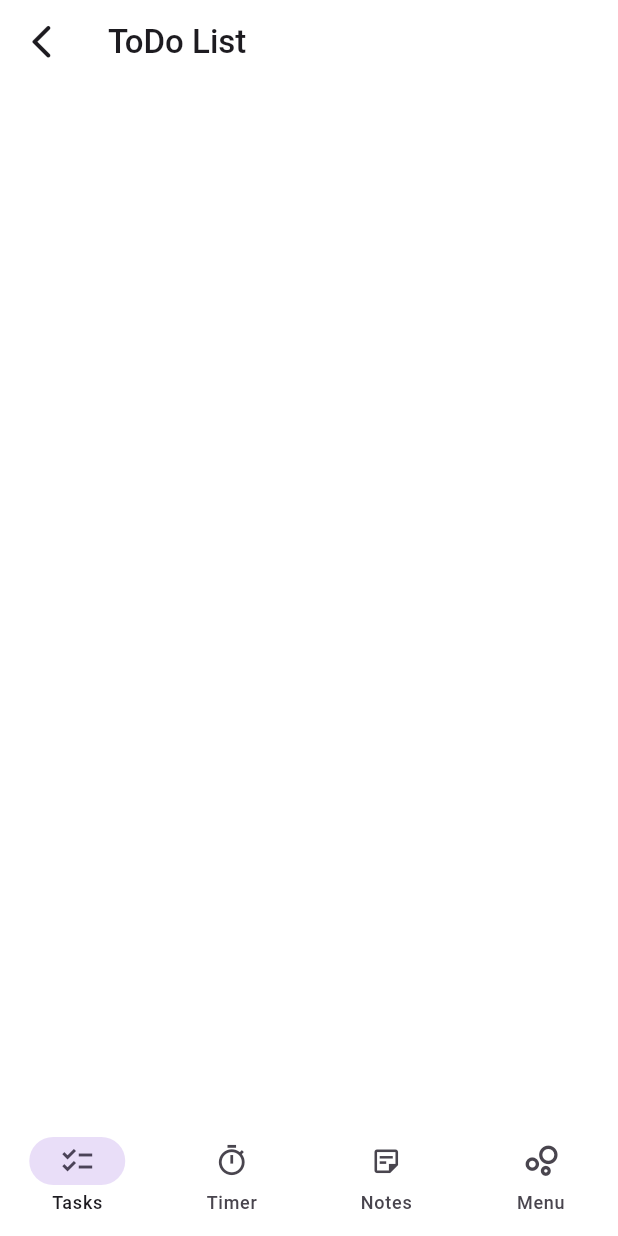
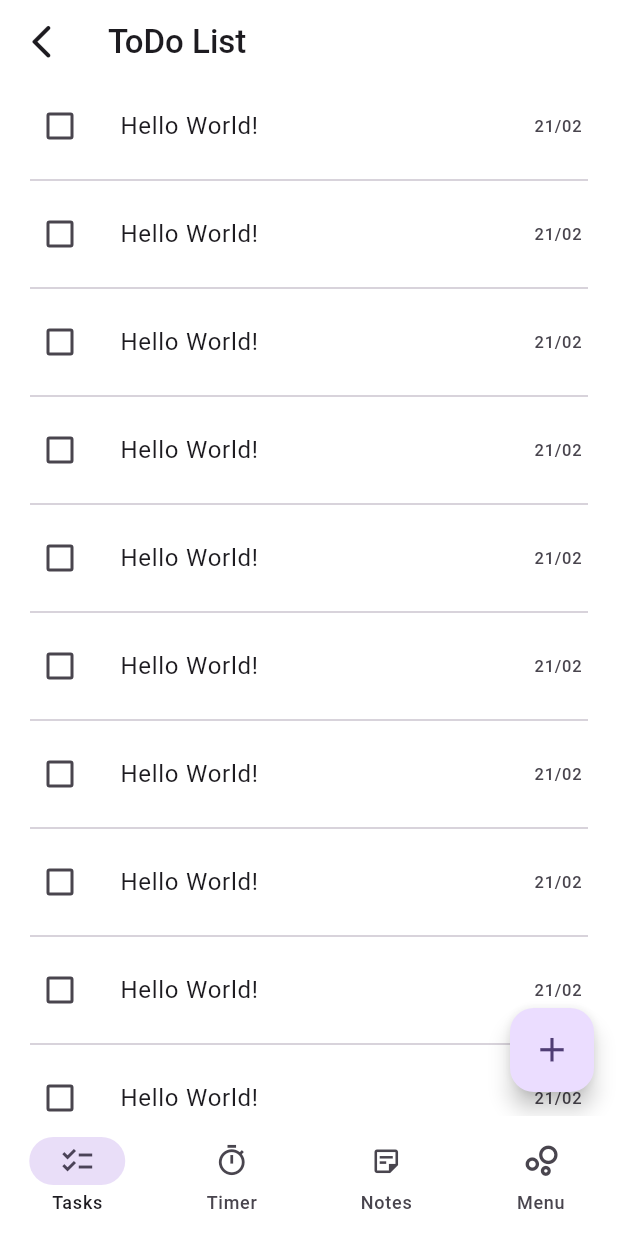
Before and after one commit to Gabbar-v7/Ascent, a Flutter app: the screen it shows after launch, on a phone screen of 412 x 824 dp. Run offline on Flutter 3.47's test engine with Material 3 defaults, Android fonts, the phone set to English and light mode, and no system bars; our stand-ins replace drift, drift_flutter; accounts and stored records are empty; generated files the repository leaves out were written again.

Commit message:
tasks ui

```diff
--- a/lib/visuals/screens/tasks_page.dart
+++ b/lib/visuals/screens/tasks_page.dart
@@ -9,8 +9,64 @@ class TasksPage extends StatefulWidget {
 }
 
 class _TasksPageState extends State<TasksPage> {
+  Widget _taskTile() {
+    return GestureDetector(
+      onTap: () {},
+      onHorizontalDragEnd: (details) {
+        if (details.primaryVelocity! > 0) {
+          print("Right");
+        } else if (details.primaryVelocity! < 0) {
+          print("Left");
+        }
+      },
+      child: ListTile(
+        leading: Checkbox(value: false, onChanged: (value) {}),
+        title: Text("Hello World!"),
+        trailing: Text("21/02"),
+      ),
+    );
+  }
+
+  Widget pageBody() {
+    return ListView.separated(
+      itemCount: 20, // Number of items
+      itemBuilder: (context, index) {
+        return _taskTile();
+      },
+      separatorBuilder: (context, index) {
+        return Divider(indent: 20, endIndent: 20); // Custom separator
+      },
+    );
+  }
+
+  void _showModalBottomSheet() {
+    showModalBottomSheet(
+      context: context,
+      constraints: BoxConstraints(maxWidth: double.infinity),
+      shape: const RoundedRectangleBorder(
+        borderRadius: BorderRadius.vertical(top: Radius.circular(25)),
+      ),
+      builder: (context) {
+        return Padding(
+          padding: EdgeInsets.all(10),
+          child: Container(
+            width: double.infinity,
+            height: double.infinity,
+            child: Text('asd'),
+          ),
+        );
+      },
+    );
+  }
+
   @override
   Widget build(BuildContext context) {
-    return Scaffold(appBar: AppStyles.appBar("ToDo List", context));
+    return Scaffold(
+      appBar: AppStyles.appBar("ToDo List", context),
+      body: pageBody(),
+      floatingActionButton: AppStyles.floatingActionButton(Icons.add, () {
+        _showModalBottomSheet();
+      }),
+    );
   }
 }
```
